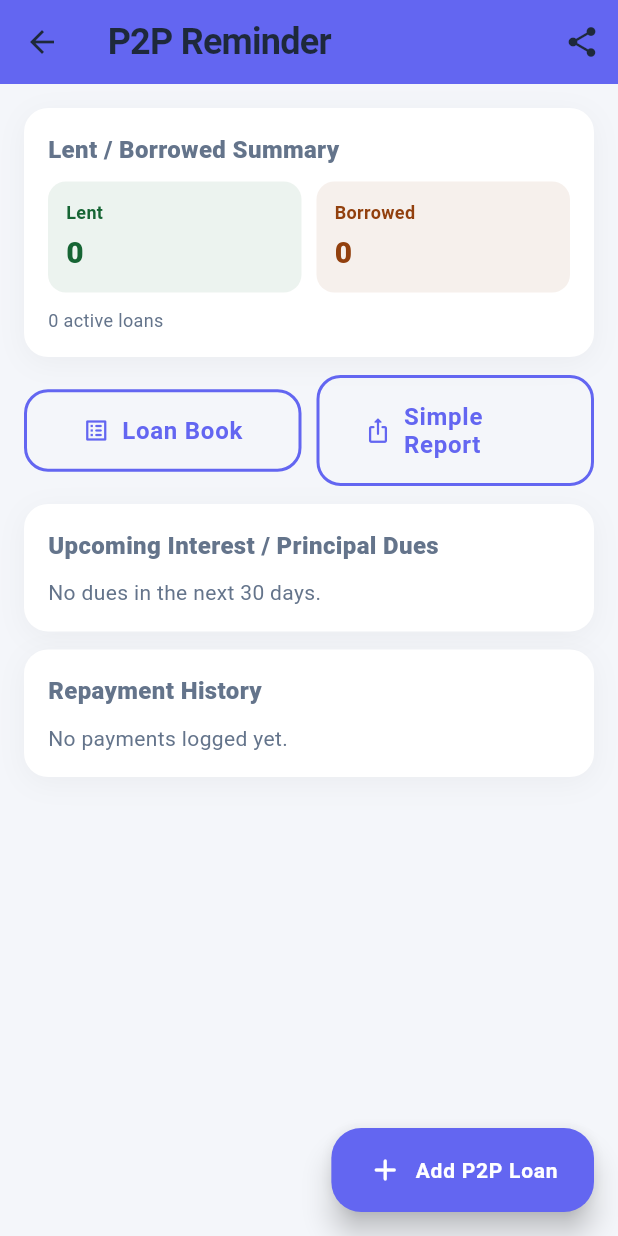
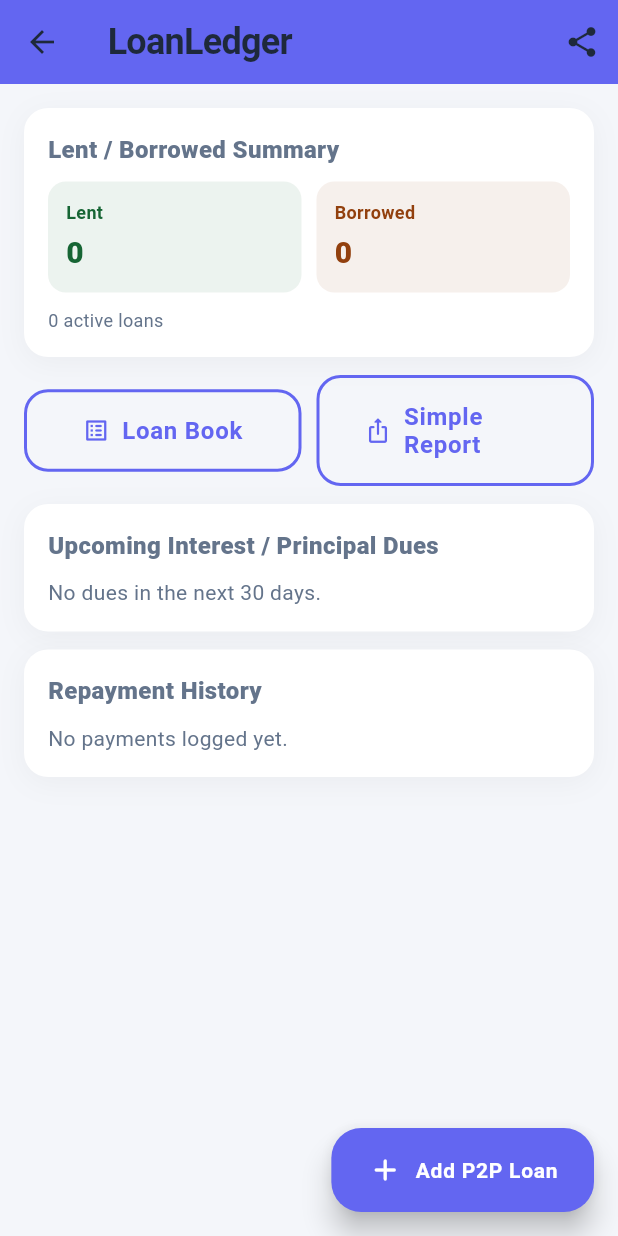
Before and after one commit to santhoshrks/loan-ledger, a Flutter app: the P2PHomeScreen screen opened directly, on a phone screen of 412 x 824 dp. Run offline on Flutter 3.47's test engine with Material 3 defaults, Android fonts, the phone set to English and light mode, and no system bars; our stand-ins replace confetti, file_picker, firebase_auth, firebase_core, fl_chart, flutter_local_notifications and 11 more; missing offline and left inert: app_settings; accounts and stored records are empty.

Commit message:
Update all app references from 'P2P Reminder' to 'LoanLedger' Changes: - Updated pubspec.yaml: name and description - Updated README.md - Updated all Firebase setup guides - Updated Play Store submission guide - Updated all dart files:   * lib/screens/p2p_home_screen.dart   * lib/screens/p2p_loan_screen.dart   * lib/screens/p2p_loan_detail_screen.dart   * lib/screens/splash_screen.dart   * test/widget_test.dart Now all branding consistently shows 'LoanLedger' throughout the app

```diff
--- a/lib/screens/p2p_home_screen.dart
+++ b/lib/screens/p2p_home_screen.dart
@@ -36,7 +36,7 @@ class _P2PHomeScreenState extends State<P2PHomeScreen> {
     return Scaffold(
       backgroundColor: const Color(0xFFF4F6FA),
       appBar: AppBar(
-        title: const Text('P2P Reminder'),
+        title: const Text('LoanLedger'),
         backgroundColor: AppTheme.primaryColor,
         foregroundColor: Colors.white,
         actions: [
@@ -350,7 +350,7 @@ class _P2PHomeScreenState extends State<P2PHomeScreen> {
         .fold<double>(0, (sum, l) => sum + l.outstanding);
 
     final buffer = StringBuffer()
-      ..writeln('P2P Reminder - Snapshot')
+      ..writeln('LoanLedger - Snapshot')
       ..writeln('Date: ${DateFormat('d MMM yyyy').format(DateTime.now())}')
       ..writeln('Active loans: ${active.length}')
       ..writeln('Lent outstanding: ${IndianNumberFormat.formatCompact(lent)}')
@@ -358,6 +358,6 @@ class _P2PHomeScreenState extends State<P2PHomeScreen> {
         'Borrowed outstanding: ${IndianNumberFormat.formatCompact(borrowed)}',
       );
 
-    await Share.share(buffer.toString(), subject: 'P2P Reminder Report');
+    await Share.share(buffer.toString(), subject: 'LoanLedger Report');
   }
 }
--- a/lib/screens/p2p_loan_detail_screen.dart
+++ b/lib/screens/p2p_loan_detail_screen.dart
@@ -2814,7 +2814,7 @@ class _P2PLoanDetailScreenState extends State<P2PLoanDetailScreen> {
             'Hi ${loan.personName}, I will be transferring the outstanding amount of ${IndianNumberFormat.formatCompact(loan.outstanding)} to you soon. Please confirm once received. Thank you!';
       }
     }
-    msg = '$msg\n\nShared via P2P Reminder app: ${ShareService.playStoreUrl}';
+    msg = '$msg\n\nShared via LoanLedger app: ${ShareService.playStoreUrl}';
     final phone = loan.phoneNumber ?? '';
     final url = Uri.parse(
       'https://wa.me/$phone?text=${Uri.encodeComponent(msg)}',
--- a/lib/screens/p2p_loan_screen.dart
+++ b/lib/screens/p2p_loan_screen.dart
@@ -829,7 +829,7 @@ class _P2PLoanScreenState extends State<P2PLoanScreen>
           ? 'Hi ${loan.personName}, I will be sending the pending interest payment of ${IndianNumberFormat.formatCompact(loan.monthlyInterestFlat * loan.interestPaymentsOverdue)} (${loan.interestPaymentsOverdue} month${loan.interestPaymentsOverdue > 1 ? 's' : ''}) shortly. Please confirm once received. Thank you!'
           : 'Hi ${loan.personName}, I will be transferring the amount of $amount to you soon. Please confirm once received. Thank you!';
     }
-    msg = '$msg\n\nShared via P2P Reminder app: ${ShareService.playStoreUrl}';
+    msg = '$msg\n\nShared via LoanLedger app: ${ShareService.playStoreUrl}';
     final phone = loan.phoneNumber ?? '';
     final url = Uri.parse(
       'https://wa.me/$phone?text=${Uri.encodeComponent(msg)}',
--- a/lib/screens/splash_screen.dart
+++ b/lib/screens/splash_screen.dart
@@ -249,7 +249,7 @@ class _SplashScreenState extends State<SplashScreen>
                         child: Column(
                           children: [
                             const Text(
-                              'P2P Reminder',
+                              'LoanLedger',
                               style: TextStyle(
                                 fontSize: 32,
                                 fontWeight: FontWeight.w900,
--- a/pubspec.yaml
+++ b/pubspec.yaml
@@ -1,5 +1,5 @@
-name: p2p_reminder
-description: "P2P Reminder - Track lent and borrowed personal loans with due reminders."
+name: loan_ledger
+description: "LoanLedger - Track lent and borrowed personal loans with due reminders."
 # The following line prevents the package from being accidentally published to
 # pub.dev using `flutter pub publish`. This is preferred for private packages.
 publish_to: 'none' # Remove this line if you wish to publish to pub.dev
```
Also changed, not shown: 5 other files.
